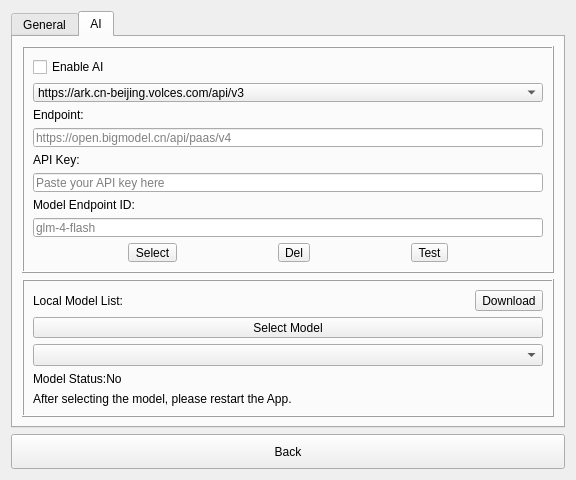
This is src/Preferences.ui in ic005k/Knot as Qt 5 draws it before an edit. The edited form follows.
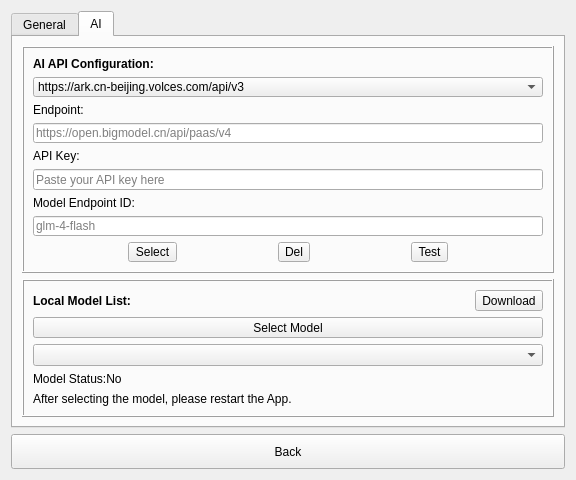
This is the edited form. The open tabs and pages were chosen to show the change.

Patch:
```diff
--- a/src/Preferences.ui
+++ b/src/Preferences.ui
@@ -95,12 +95,14 @@
          </property>
          <layout class="QVBoxLayout" name="verticalLayout_5">
           <item>
-           <widget class="QCheckBox" name="chkAI">
-            <property name="styleSheet">
-             <string notr="true"/>
+           <widget class="QLabel" name="lblAiApi">
+            <property name="font">
+             <font>
+              <bold>true</bold>
+             </font>
             </property>
             <property name="text">
-             <string>Enable AI</string>
+             <string>AI API Configuration:</string>
             </property>
            </widget>
           </item>
@@ -205,6 +207,11 @@
            <layout class="QHBoxLayout" name="horizontalLayout_3">
             <item>
              <widget class="QLabel" name="lblModel">
+              <property name="font">
+               <font>
+                <bold>true</bold>
+               </font>
+              </property>
               <property name="text">
                <string>Local Model List:</string>
               </property>
```
Left out of the diff: 2 changed lines with no effect on the pictures.
